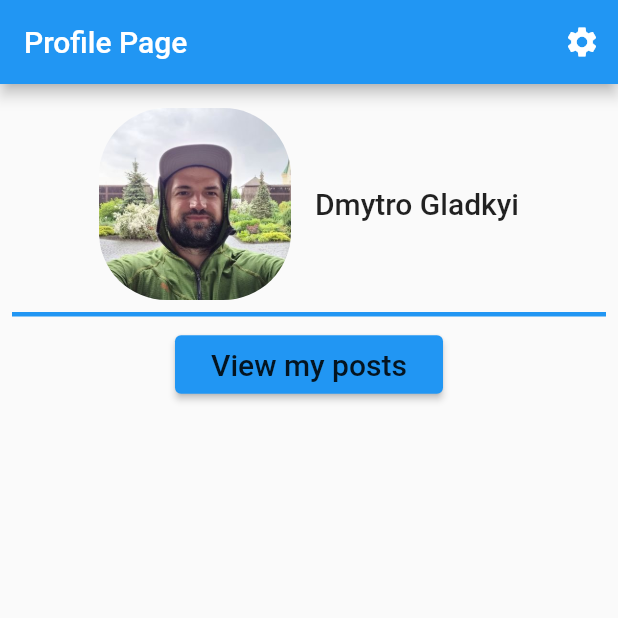
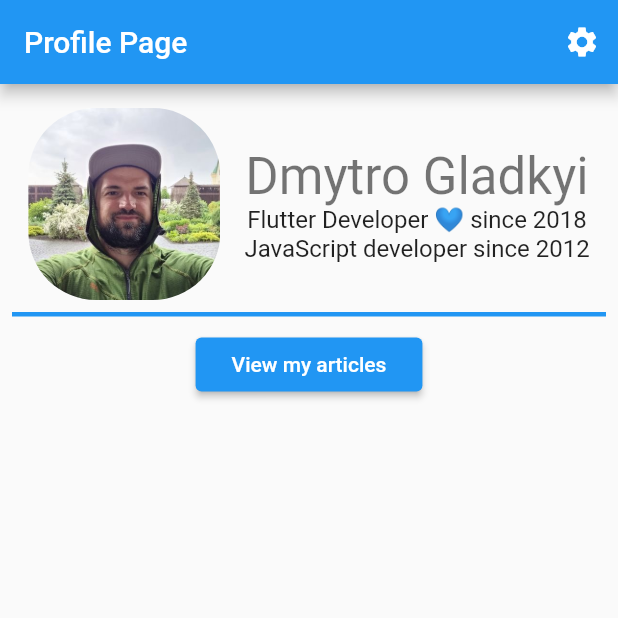
Before and after one commit to gladimdim/metapersona, a Flutter app: the screen it shows after launch, on a phone screen of 412 x 824 dp, the top half of it. Run offline on Flutter 3.47's test engine with Material 2 defaults, Android fonts, the phone set to English and light mode, and no system bars; our stand-ins replace flutter_markdown, shared_preferences; generated files the repository leaves out were written again.

Commit message:
Added profile details.

```diff
--- a/lib/src/localization/app_en.arb
+++ b/lib/src/localization/app_en.arb
@@ -4,5 +4,7 @@
     "description": "The title of the application"
   },
   "settings": "Settings",
-  "profilePageTitle": "Profile Page"
+  "profilePageTitle": "Profile Page",
+  "experienceSummaryText": "Flutter Developer 💙. 8 years with JavaScript. 3 Years with Flutter :)",
+  "viewMyArticles": "View my articles"
 }
--- a/lib/src/localization/app_uk.arb
+++ b/lib/src/localization/app_uk.arb
@@ -4,5 +4,7 @@
     "description": "Мета персона"
   },
   "settings": "Налаштування",
-  "profilePageTitle": "Профіль"
+  "profilePageTitle": "Профіль",
+  "experienceSummaryText": "Flutter Розробник 💙. 8 років JavaScript. 3 роки з Flutter :)",
+  "viewMyArticles": "Переглянути мої статті"
 }
--- a/lib/src/main_view/main_profile_view.dart
+++ b/lib/src/main_view/main_profile_view.dart
@@ -47,9 +47,20 @@ class MainProfileView extends StatelessWidget {
                     ),
                     Padding(
                       padding: const EdgeInsets.all(8.0),
-                      child: Text(
-                        "Dmytro Gladkyi",
-                        style: Theme.of(context).textTheme.headline6,
+                      child: Column(
+                        children: [
+                          Text(
+                            "Dmytro Gladkyi",
+                            style: Theme.of(context).textTheme.headline4,
+                          ),
+                          Text(
+                              "Flutter Developer 💙 since 2018",
+                            style: Theme.of(context).textTheme.subtitle1,
+                          ),Text(
+                              "JavaScript developer since 2012",
+                            style: Theme.of(context).textTheme.subtitle1,
+                          ),
+                        ],
                       ),
                     ),
                   ],
@@ -60,7 +71,7 @@ class MainProfileView extends StatelessWidget {
                 child: ElevatedButton(
                   child: Padding(
                     padding: EdgeInsets.all(8.0),
-                    child: Text("View my posts", style: Theme.of(context).textTheme.headline6,),
+                    child: Text(AppLocalizations.of(context)!.viewMyArticles),
                   ),
                   onPressed: () => _viewMyPostsPressed(context),
                 ),
```
